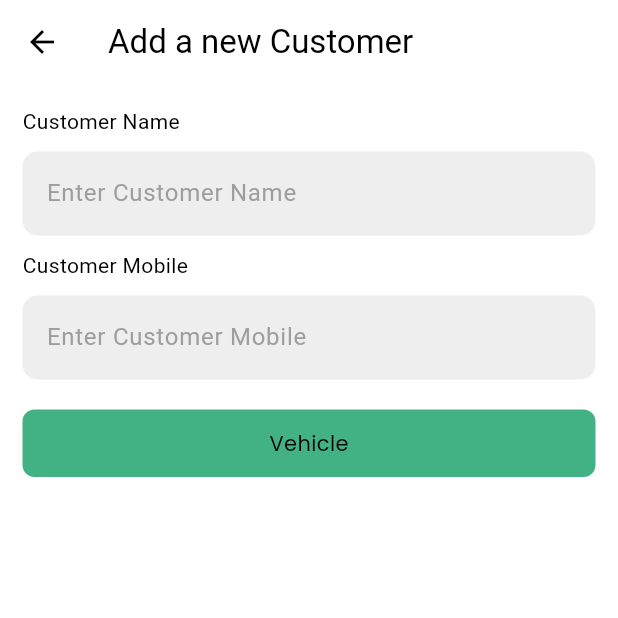
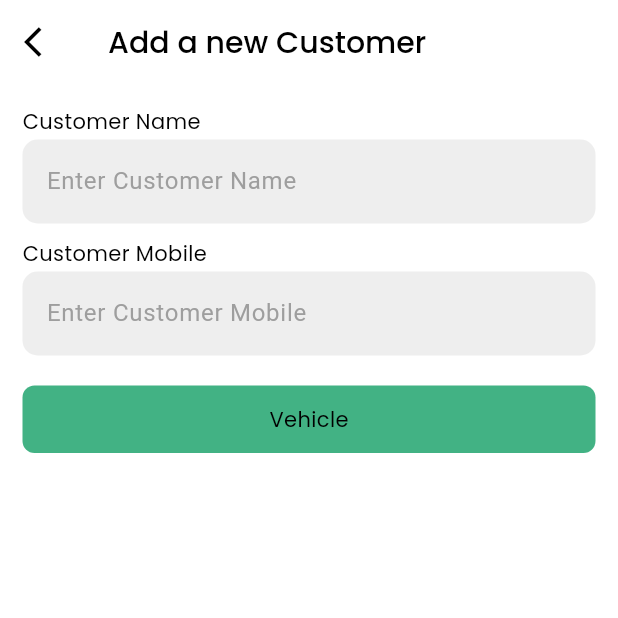
Before and after one commit to Victor-chiemerie/Solomento-records, a Flutter app: the AddCustomerPage screen opened directly, on a phone screen of 412 x 824 dp, the top half of it. Run offline on Flutter 3.47's test engine with Material 3 defaults, Android fonts, the phone set to English and light mode, and no system bars; our stand-ins replace bloc, cloud_firestore, equatable, firebase_auth, firebase_core, flutter_bloc and 1 more; accounts and stored records are empty.

Commit message:
complete UI styling for customer section

```diff
--- a/lib/UI/customers/add_customer_page.dart
+++ b/lib/UI/customers/add_customer_page.dart
@@ -7,6 +7,7 @@ import 'package:solomento_records/Logic/blocs/save_data_bloc/save_data_bloc.dart
 import 'package:solomento_records/UI/cars/add_car_page.dart';
 
 import '../../Components/custom_button.dart';
+import '../Theme/text_theme.dart';
 
 class AddCustomerPage extends StatefulWidget {
   const AddCustomerPage({super.key});
@@ -32,7 +33,14 @@ class _AddCustomerPageState extends State<AddCustomerPage> {
   Widget build(BuildContext context) {
     return Scaffold(
       appBar: AppBar(
-        title: const Text('Add a new Customer'),
+        leading: IconButton(
+          onPressed: () => Navigator.pop(context),
+          icon: const Icon(Icons.arrow_back_ios),
+        ),
+        title: Text(
+          'Add a new Customer',
+          style: TextThemes.headline1.copyWith(fontSize: 20),
+        ),
       ),
       body: SingleChildScrollView(
         physics: const AlwaysScrollableScrollPhysics(),
@@ -44,8 +52,8 @@ class _AddCustomerPageState extends State<AddCustomerPage> {
               crossAxisAlignment: CrossAxisAlignment.start,
               children: [
                 // name
-                const Text('Customer Name'),
-                const SizedBox(height: 10),
+                Text('Customer Name', style: TextThemes.text),
+                const SizedBox(height: 2),
                 MyTextField(
                   controller: nameController,
                   hintText: 'Enter Customer Name',
@@ -63,8 +71,8 @@ class _AddCustomerPageState extends State<AddCustomerPage> {
                 const SizedBox(height: 10),
 
                 // mobile
-                const Text('Customer Mobile'),
-                const SizedBox(height: 10),
+                Text('Customer Mobile', style: TextThemes.text),
+                const SizedBox(height: 2),
                 MyTextField(
                   controller: mobileController,
                   hintText: 'Enter Customer Mobile',
@@ -96,7 +104,8 @@ class _AddCustomerPageState extends State<AddCustomerPage> {
                         context,
                         MaterialPageRoute(
                           builder: (context) => BlocProvider(
-                            create: (context) => SaveDataBloc(recordRepository: FirebaseRecordRepository()),
+                            create: (context) => SaveDataBloc(
+                                recordRepository: FirebaseRecordRepository()),
                             child: AddCarPage(customer: customer),
                           ),
                         ),
--- a/lib/UI/customers/customers_page.dart
+++ b/lib/UI/customers/customers_page.dart
@@ -14,6 +14,10 @@ class CustomersPage extends StatelessWidget {
   Widget build(BuildContext context) {
     return Scaffold(
       appBar: AppBar(
+        leading: IconButton(
+          onPressed: () => Navigator.pop(context),
+          icon: const Icon(Icons.arrow_back_ios),
+        ),
         title: Text('All Customers',
             style: TextThemes.headline1.copyWith(fontSize: 20)),
         actions: const [
--- a/lib/UI/customers/edit_customer_page.dart
+++ b/lib/UI/customers/edit_customer_page.dart
@@ -68,6 +68,10 @@ class _EditCustomerPageState extends State<EditCustomerPage> {
       },
       child: Scaffold(
         appBar: AppBar(
+          leading: IconButton(
+            onPressed: () => Navigator.pop(context),
+            icon: const Icon(Icons.arrow_back_ios),
+          ),
           title: Text(
             'Customer details',
             style: TextThemes.headline1.copyWith(fontSize: 20),
--- a/lib/UI/home/home_page.dart
+++ b/lib/UI/home/home_page.dart
@@ -94,7 +94,7 @@ class _HomePageState extends State<HomePage> {
                             ],
                           ),
                           const Icon(
-                            Icons.arrow_forward,
+                            Icons.arrow_forward_ios,
                             size: 18,
                           ),
                         ],
@@ -143,7 +143,7 @@ class _HomePageState extends State<HomePage> {
                             ],
                           ),
                           const Icon(
-                            Icons.arrow_forward,
+                            Icons.arrow_forward_ios,
                             size: 18,
                           ),
                         ],
```
